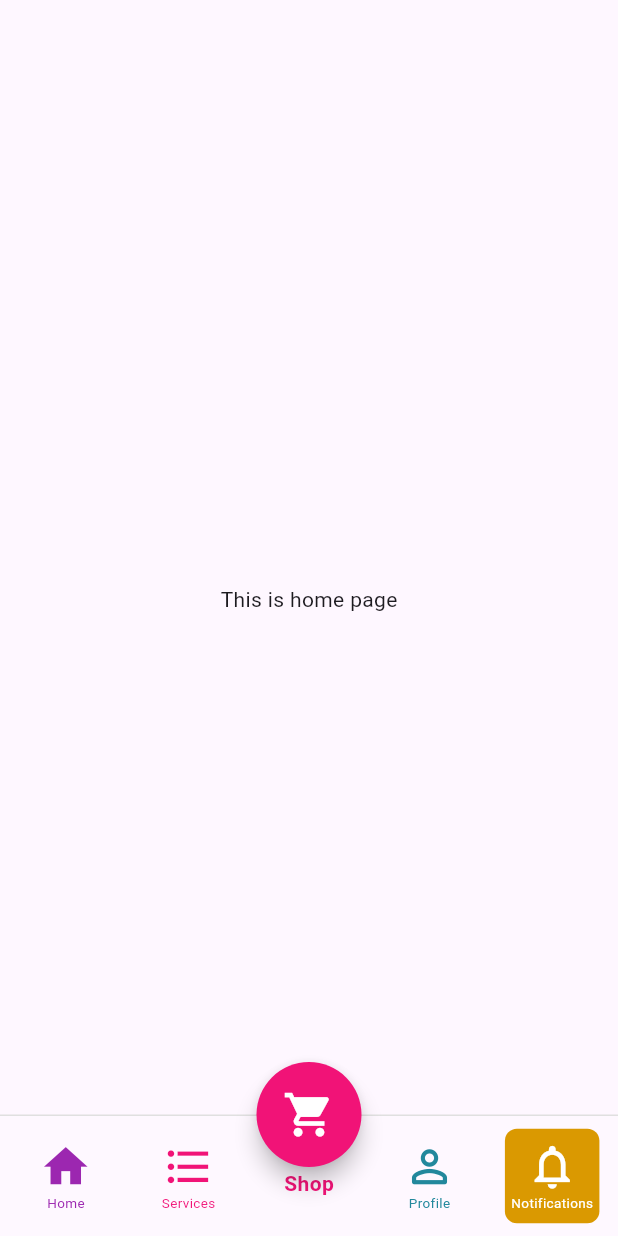
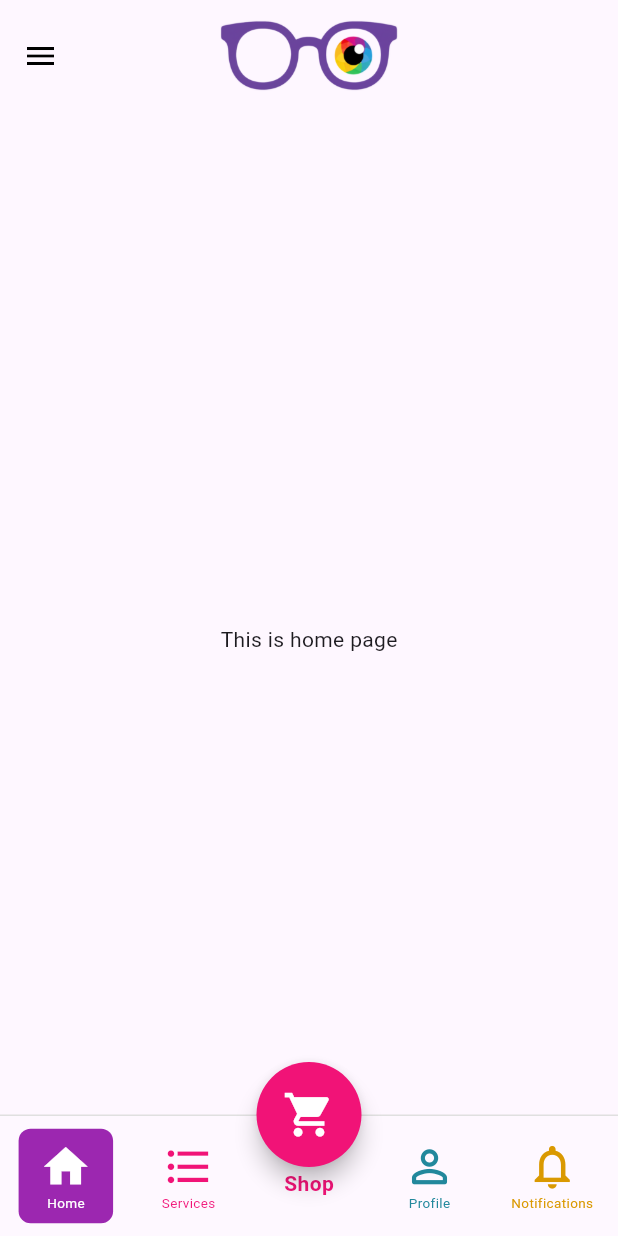
Before and after one commit to abbashashem283/babivision, a Flutter app: the screen it shows after launch, on a phone screen of 412 x 824 dp. Run offline on Flutter 3.47's test engine with Material 3 defaults, Android fonts, the phone set to English and light mode, and no system bars; our stand-ins replace dio, flutter_dotenv, flutter_secure_storage, pin_code_fields.

Commit message:
created a top navbar for home page

```diff
--- a/lib/views/pages/HomePage.dart
+++ b/lib/views/pages/HomePage.dart
@@ -13,7 +13,7 @@ class Homepage extends StatefulWidget {
 }
 
 class _HomepageState extends State<Homepage> {
-  int _currentIndex = 3;
+  int _currentIndex = 0;
 
   @override
   Widget build(BuildContext context) {
@@ -43,7 +43,61 @@ class _HomepageState extends State<Homepage> {
             : Colors.transparent;
 
     return Scaffold(
-      appBar: AppBar(),
+      appBar: PreferredSize(
+        preferredSize: Size.fromHeight(110),
+        child: B(
+          color: "tr",
+          child: SafeArea(
+            child: B(
+              color: "tr",
+              child: AppBar(
+                flexibleSpace: Padding(
+                  padding: const EdgeInsets.only(top: 10),
+                  child: Stack(
+                    children: [
+                      SizedBox(
+                        width: 50,
+                        child: B(
+                          color: "tr",
+                          child: IconButton(
+                            padding: EdgeInsets.zero,
+                            constraints: BoxConstraints(
+                              minWidth: 4,
+                              minHeight: 4,
+                            ),
+                            onPressed: () {
+                              //Scaffold.of(context).openDrawer();
+                            },
+                            icon: Icon(Icons.menu, color: Colors.black),
+                          ),
+                        ),
+                      ),
+                      B(
+                        color: "tr",
+                        child: Center(
+                          child: Column(
+                            spacing: 5,
+                            mainAxisAlignment: MainAxisAlignment.start,
+                            children: [
+                              Image.asset(
+                                'assets/images/babivision-logo.png',
+                                width: 120,
+
+                                //height: 75,
+                                fit: BoxFit.fill,
+                              ),
+                            ],
+                          ),
+                        ),
+                      ),
+                    ],
+                  ),
+                ),
+              ),
+            ),
+          ),
+        ),
+      ),
       body: Center(child: Text("This is home page")),
       bottomNavigationBar: Container(
         decoration: BoxDecoration(
```
